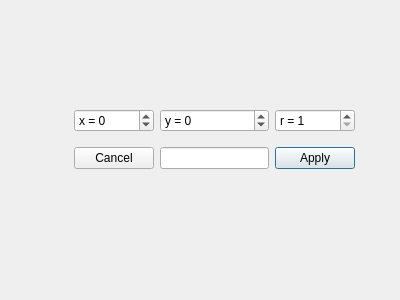
Old version of the form CircleDialog.ui in the repository KapitoliyVZ/GeometricShapes.
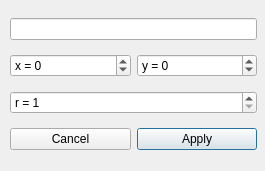
New version of the form.

```diff
--- a/CircleDialog.ui
+++ b/CircleDialog.ui
@@ -6,8 +6,8 @@
    <rect>
     <x>0</x>
     <y>0</y>
-    <width>400</width>
-    <height>300</height>
+    <width>265</width>
+    <height>171</height>
    </rect>
   </property>
   <property name="windowTitle">
@@ -16,40 +16,14 @@
   <widget class="QWidget" name="gridLayoutWidget">
    <property name="geometry">
     <rect>
-     <x>74</x>
-     <y>100</y>
-     <width>281</width>
-     <height>80</height>
+     <x>10</x>
+     <y>10</y>
+     <width>247</width>
+     <height>152</height>
     </rect>
    </property>
    <layout class="QGridLayout" name="gridLayout">
-    <item row="0" column="1">
-     <widget class="QSpinBox" name="yCenter">
-      <property name="prefix">
-       <string>y = </string>
-      </property>
-      <property name="minimum">
-       <number>-500</number>
-      </property>
-      <property name="maximum">
-       <number>500</number>
-      </property>
-     </widget>
-    </item>
-    <item row="0" column="2">
-     <widget class="QSpinBox" name="radius">
-      <property name="prefix">
-       <string>r = </string>
-      </property>
-      <property name="minimum">
-       <number>1</number>
-      </property>
-      <property name="maximum">
-       <number>200</number>
-      </property>
-     </widget>
-    </item>
-    <item row="0" column="0">
+    <item row="1" column="0">
      <widget class="QSpinBox" name="xCenter">
       <property name="prefix">
        <string>x = </string>
@@ -62,14 +36,20 @@
       </property>
      </widget>
     </item>
-    <item row="1" column="0">
-     <widget class="QPushButton" name="cancelButton">
-      <property name="text">
-       <string>Cancel</string>
+    <item row="1" column="1">
+     <widget class="QSpinBox" name="yCenter">
+      <property name="prefix">
+       <string>y = </string>
+      </property>
+      <property name="minimum">
+       <number>-500</number>
+      </property>
+      <property name="maximum">
+       <number>500</number>
       </property>
      </widget>
     </item>
-    <item row="1" column="2">
+    <item row="4" column="1">
      <widget class="QPushButton" name="applyButton">
       <property name="text">
        <string>Apply</string>
@@ -79,7 +59,27 @@
       </property>
      </widget>
     </item>
-    <item row="1" column="1">
+    <item row="4" column="0">
+     <widget class="QPushButton" name="cancelButton">
+      <property name="text">
+       <string>Cancel</string>
+      </property>
+     </widget>
+    </item>
+    <item row="2" column="0" colspan="2">
+     <widget class="QSpinBox" name="radius">
+      <property name="prefix">
+       <string>r = </string>
+      </property>
+      <property name="minimum">
+       <number>1</number>
+      </property>
+      <property name="maximum">
+       <number>200</number>
+      </property>
+     </widget>
+    </item>
+    <item row="0" column="0" colspan="2">
      <widget class="QLineEdit" name="LineCircleName"/>
     </item>
    </layout>
```
Left out of the diff: 2 changed lines with no effect on the pictures.
